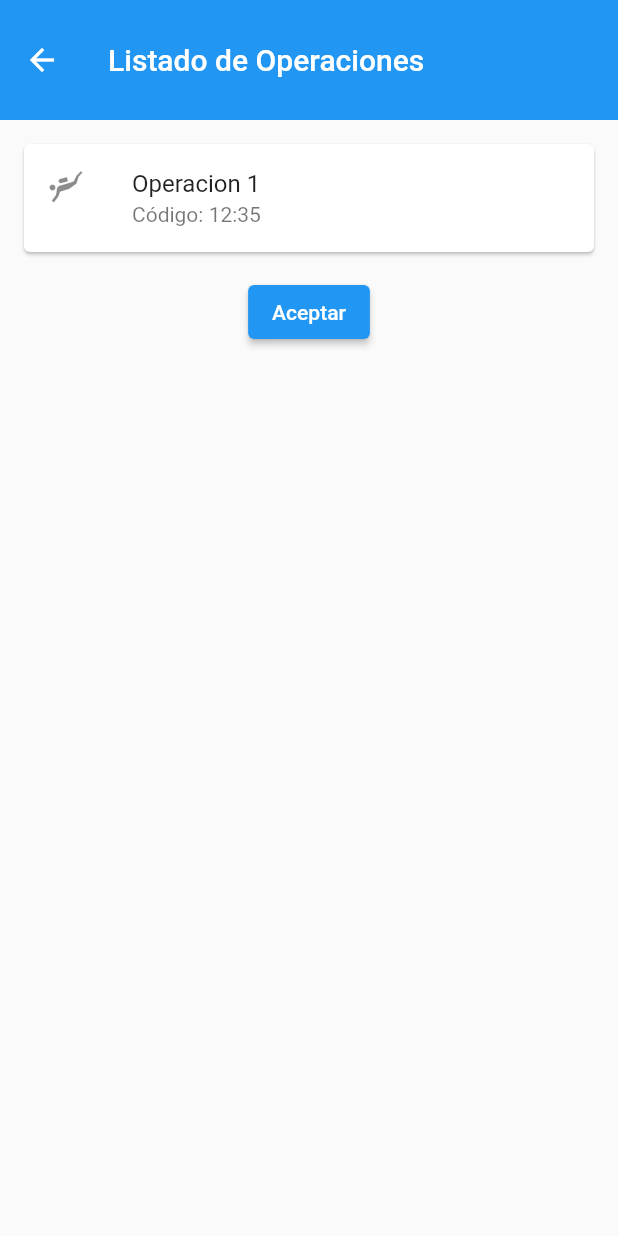
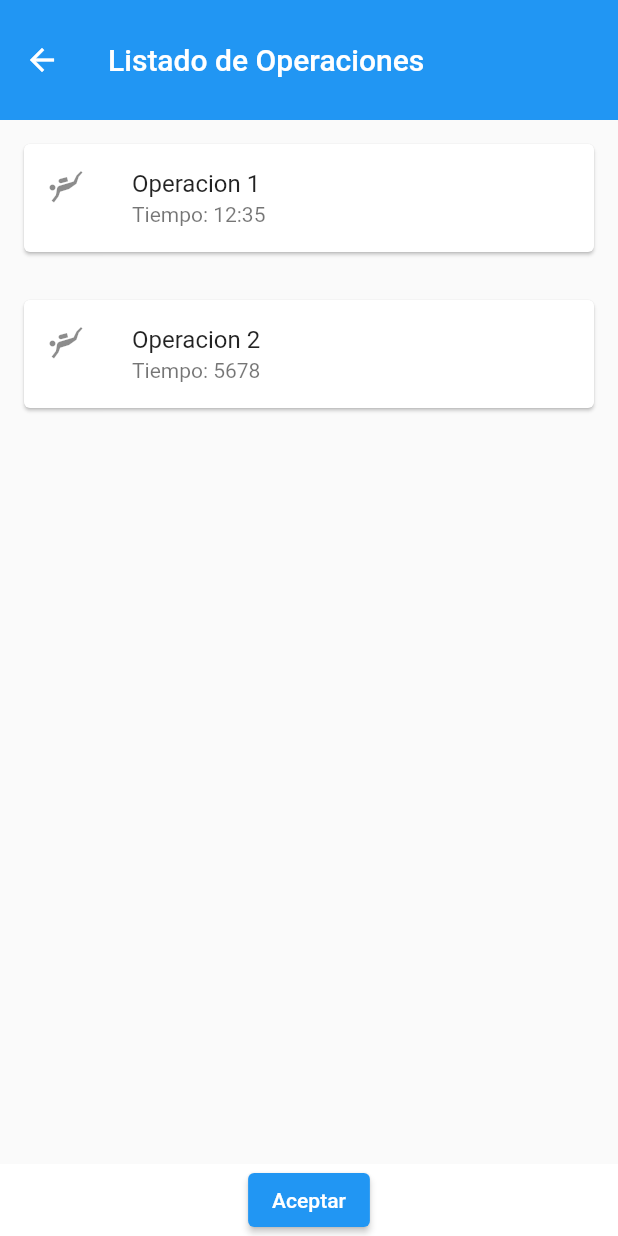
Before and after one commit to ErnestoDamian/memoria, a Flutter app: the OperacionesPage screen opened by its route, on a phone screen of 412 x 824 dp. Run offline on Flutter 3.47's test engine with Material 2 defaults, Android fonts, the phone set to English and light mode, and no system bars.

Commit message:
respaldo del ultimo hito

```diff
--- /dev/null
+++ b/lib/models/buzos_models.dart
@@ -0,0 +1,29 @@
+import 'dart:convert';
+
+class Buzos {
+    String dispositivo;
+    String nombre;
+    String profundidad;
+
+    Buzos({
+        required this.dispositivo,
+        required this.nombre,
+        required this.profundidad,
+    });
+
+    factory Buzos.fromRawJson(String str) => Buzos.fromJson(json.decode(str));
+
+    String toRawJson() => json.encode(toJson());
+
+    factory Buzos.fromJson(Map<String, dynamic> json) => Buzos(
+        dispositivo: json["dispositivo"],
+        nombre: json["nombre"],
+        profundidad: json["profundidad"],
+    );
+
+    Map<String, dynamic> toJson() => {
+        "dispositivo": dispositivo,
+        "nombre": nombre,
+        "profundidad": profundidad,
+    };
+}
--- /dev/null
+++ b/lib/models/cards_models.dart
@@ -0,0 +1,26 @@
+import 'package:flutter/material.dart';
+
+
+class CardDataResumen {
+  final String name;
+  final String code;
+  final IconData icon;
+
+  CardDataResumen({
+    required this.name,
+    required this.code,
+    required this.icon,
+  });
+}
+
+class CardDataOperaciones {
+  final String name;
+  final String hora;
+  final IconData icon;
+
+  CardDataOperaciones({
+    required this.name,
+    required this.hora,
+    required this.icon,
+  });
+}
--- /dev/null
+++ b/lib/models/models.dart
@@ -0,0 +1,3 @@
+
+export 'package:memoria/models/buzos_models.dart';
+export 'package:memoria/models/cards_models.dart';
--- a/lib/pages/finalizarOperacion/operaciones_page.dart
+++ b/lib/pages/finalizarOperacion/operaciones_page.dart
@@ -1,16 +1,5 @@
 import 'package:flutter/material.dart';
-
-class CardData {
-  final String name;
-  final String hora;
-  final IconData icon;
-
-  CardData({
-    required this.name,
-    required this.hora,
-    required this.icon,
-  });
-}
+import 'package:memoria/models/models.dart';
 
 class OperacionesPage extends StatefulWidget {
   const OperacionesPage({super.key});
@@ -22,39 +11,45 @@ class OperacionesPage extends StatefulWidget {
 class _ResumenPageState extends State<OperacionesPage> {
   @override
   Widget build(BuildContext context) {
-    final List<CardData> cards = [
-    CardData(name: "Operacion 1", hora: "12:35", icon: Icons.scuba_diving),
-    CardData(name: "Tarjeta 2", hora: "5678", icon: Icons.person),
+    final List<CardDataOperaciones> cards = [
+      CardDataOperaciones(
+          name: "Operacion 1", hora: "12:35", icon: Icons.scuba_diving),
+      CardDataOperaciones(
+          name: "Operacion 2", hora: "5678", icon: Icons.scuba_diving),
       // Agrega más datos de tarjetas según necesites
     ];
-    return Scaffold(
+    return Column(
+      children: [
+        Expanded(
+          child: Scaffold(
             appBar: AppBar(
               title: const Text('Listado de Operaciones'),
             ),
-      body: Column(
-        children: [
-          CardWidget(cardData: cards[0]),
+            body: ListView.builder(
+              itemCount: cards.length,
+              itemBuilder: (context, index) {
+                return CardWidget(cardData: cards[index]);
+              },
+            ),
+          ),
+        ),
         ElevatedButton(
           onPressed: () {
             print('por hacer');
-                  Navigator.popAndPushNamed(context, 'menuprincipal');
+            //Elimina la ruta hasta la señalada, en este caso el menuprincipal
+            Navigator.of(context).popUntil((route) {
+              return route.settings.name == 'menuprincipal';
+            });
           },
           child: const Text('Aceptar')
         )
       ],
-      )
-
-      /*ListView.builder(
-          itemCount: cards.length,
-          itemBuilder: (context, index) {
-            return CardWidget(cardData: cards[index]);
-          },
-        ),*/
     );
   }
 }
+
 class CardWidget extends StatelessWidget {
-  final CardData cardData;
+  final CardDataOperaciones cardData;
 
   CardWidget({required this.cardData});
 
@@ -65,7 +60,10 @@ class CardWidget extends StatelessWidget {
       child: ListTile(
         leading: Icon(cardData.icon),
         title: Text(cardData.name),
-        subtitle: Text("Código: ${cardData.hora}"),
+        subtitle: Text("Tiempo: ${cardData.hora}"),
+        onTap: () {
+          print("algo");
+        },
       ),
     );
   }
--- a/lib/pages/iniciarOperacion/resumen_page.dart
+++ b/lib/pages/iniciarOperacion/resumen_page.dart
@@ -1,16 +1,5 @@
 import 'package:flutter/material.dart';
-
-class CardData {
-  final String name;
-  final String code;
-  final IconData icon;
-
-  CardData({
-    required this.name,
-    required this.code,
-    required this.icon,
-  });
-}
+import 'package:memoria/models/models.dart';
 
 class ResumenPage extends StatefulWidget {
   const ResumenPage({super.key});
@@ -22,9 +11,14 @@ class ResumenPage extends StatefulWidget {
 class _ResumenPageState extends State<ResumenPage> {
   @override
   Widget build(BuildContext context) {
-    final List<CardData> cards = [
-    CardData(name: "Ernesto Roca Mella", code: "JB6BPNG7", icon: Icons.person),
-    CardData(name: "Tarjeta 2", code: "5678", icon: Icons.person),
+    final List<CardDataResumen> cards = [
+      CardDataResumen(
+          name: "Sofía Rodríguez", code: "JB6BPNG7", icon: Icons.person),
+      CardDataResumen(name: "Matías Torres", code: "5678", icon: Icons.person),
+      CardDataResumen(
+          name: "Isabella Vargas", code: "5678", icon: Icons.person),
+      CardDataResumen(
+          name: "Nicolás Herrera", code: "5678", icon: Icons.person),
       // Agrega más datos de tarjetas según necesites
     ];
     return Scaffold(
@@ -33,30 +27,34 @@ class _ResumenPageState extends State<ResumenPage> {
       ),
       body: Column(
         children: [
-          CardWidget(cardData: cards[0]),
+          Expanded(
+            child: ListView.builder(
+              itemCount: cards.length,
+              itemBuilder: (context, index) {
+                return _CardWidget(cardData: cards[index]);
+              },
+            ),
+          ),
           ElevatedButton(
             onPressed: () {
               print('por hacer');
-                  Navigator.popAndPushNamed(context, 'menuprincipal');
+              //Elimina la ruta hasta la señalada, en este caso el menuprincipal
+              Navigator.of(context).popUntil((route) {
+                return route.settings.name == 'menuprincipal';
+              });
             },
             child: const Text('Aceptar')
           )
         ],
-      )
-
-      /*ListView.builder(
-          itemCount: cards.length,
-          itemBuilder: (context, index) {
-            return CardWidget(cardData: cards[index]);
-          },
-        ),*/
+      ),
     );
   }
 }
-class CardWidget extends StatelessWidget {
-  final CardData cardData;
 
-  CardWidget({required this.cardData});
+class _CardWidget extends StatelessWidget {
+  final CardDataResumen cardData;
+
+  _CardWidget({required this.cardData});
 
   @override
   Widget build(BuildContext context) {
@@ -65,7 +63,7 @@ class CardWidget extends StatelessWidget {
       child: ListTile(
         leading: Icon(cardData.icon),
         title: Text(cardData.name),
-        subtitle: Text("Código: ${cardData.code}"),
+        subtitle: Text("Codigo: ${cardData.code}"),
       ),
     );
   }
--- a/lib/pages/login_page.dart
+++ b/lib/pages/login_page.dart
@@ -19,10 +19,11 @@ class LoginPage extends StatelessWidget {
       body: Card(
         child: Padding(
           padding: const EdgeInsets.all(10.0),
+          child: SingleChildScrollView(
             child: Column(
               crossAxisAlignment: CrossAxisAlignment.start,
               children: [
-              const Text('Nombre', textAlign: TextAlign.left),
+                const Text('Email', textAlign: TextAlign.left),
                 const SizedBox(height: 25,),
                 CustomInputField(
                   formProperty: 'formProperty',
@@ -56,6 +57,7 @@ class LoginPage extends StatelessWidget {
               ],
             ),
           ),
+        ),
       )
     );
   }
--- a/lib/pages/menu_principal_page.dart
+++ b/lib/pages/menu_principal_page.dart
@@ -7,7 +7,7 @@ class MenuPage extends StatelessWidget {
   Widget build(BuildContext context) {
     return Scaffold(
       appBar: AppBar(
-        title: const Text('data'),
+        title: const Text('Menu'),
       ),
       body: Column(
         children: [
--- a/lib/pages/pages.dart
+++ b/lib/pages/pages.dart
@@ -1,3 +1,4 @@
+
 
 export 'package:memoria/pages/login_page.dart';
 export 'package:memoria/pages/menu_principal_page.dart';
@@ -5,4 +6,4 @@ export 'package:memoria/pages/iniciarOperacion/seleccion_buzos_page.dart';
 export 'package:memoria/pages/finalizarOperacion/salida_buzos_page.dart';
 export 'package:memoria/pages/finalizarOperacion/operaciones_page.dart';
 export 'package:memoria/pages/iniciarOperacion/anexo_dispositivo_page.dart';
-//export 'package:memoria/pages/iniciarOperacion/resumen_page.dart';
+export 'package:memoria/pages/iniciarOperacion/resumen_page.dart';
--- a/lib/router/app_routes.dart
+++ b/lib/router/app_routes.dart
@@ -10,8 +10,8 @@ class AppRoutes {
     'menuprincipal': (BuildContext context) => const MenuPage(),
     'seleccionbuzos': (BuildContext context) => const SeleccionBuzos(),
     'salidabuzos': (BuildContext context) => const SalidaBuzos(),
-    'AnexoDispositivo': (BuildContext context) => const AnexoDispositivoPage(),
-    //'Resumen': (BuildContext context) => const ResumenPage(),
+    'AnexoDispositivo': (BuildContext context) => AnexoDispositivoPage(),
+    'Resumen': (BuildContext context) => const ResumenPage(),
     'Operaciones': (BuildContext context) => const OperacionesPage(),
   };
 }
--- a/lib/services/buzos_services.dart
+++ b/lib/services/buzos_services.dart
@@ -1,7 +1,10 @@
 import 'package:flutter/material.dart';
+import 'package:memoria/models/models.dart';
 
 class BuzosServices extends ChangeNotifier {
-  final String _baseurl = "";
+  final String _baseurl = "flutter-bd-aquarov-default-rtdb.firebaseio.com";
 
-  final List<Buzos> products = [];
+  final List<Buzos> buzos = [];
+
+  //TODO: HACER EL FETCH
 }
--- a/lib/widgets/custom_input_field.dart
+++ b/lib/widgets/custom_input_field.dart
@@ -46,7 +46,7 @@ class CustomInputField extends StatelessWidget {
         hintText: hintText,
         labelText: labelText,
         helperText: helperText,
-        counterText: '3 caracteres',
+        //counterText: '3 caracteres',
         prefixIcon: const Icon(Icons.verified_user_outlined), //icono al inicio
         suffixIcon:
             suffixIcon == null ? null : Icon(suffixIcon), //icono al final,
```
Also changed, not shown: lib/main.dart (+7 -14 lines), lib/pages/iniciarOperacion/anexo_dispositivo_page.dart (+44 -20 lines), lib/pages/iniciarOperacion/seleccion_buzos_page.dart (+53 -5 lines). Lines whose indentation alone changed are shown as unchanged.
